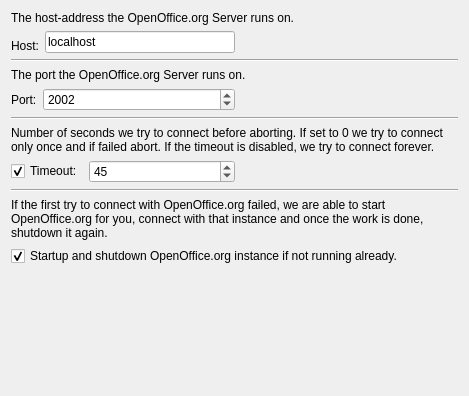
Before: the Qt Designer form kword/plugins/scripting/scripts/ooimportconfig.ui in KDE/calligra, drawn with Qt 5.
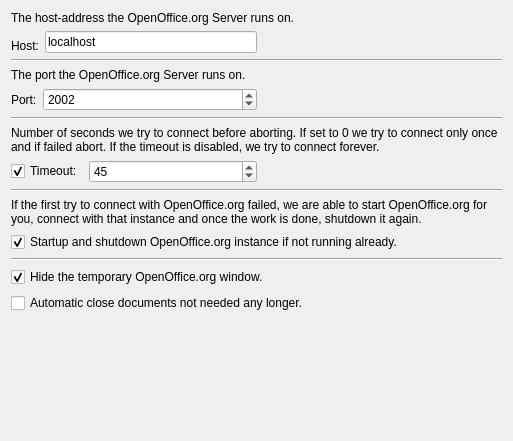
After: the same form once the commit is applied.

Commit message: Extended the functionality of the OpenOffice.org script. * split into a common part (oouno.py) which does all the uno-handling and the frontend (ooimport.py). * we are running the functionality that deals with UNO out of process now rather then embedding it all into the same process. It's slower but less crashes-prone.

```diff
--- a/kword/plugins/scripting/scripts/ooimportconfig.ui
+++ b/kword/plugins/scripting/scripts/ooimportconfig.ui
@@ -5,8 +5,8 @@
    <rect>
     <x>0</x>
     <y>0</y>
-    <width>469</width>
-    <height>396</height>
+    <width>513</width>
+    <height>441</height>
    </rect>
   </property>
   <layout class="QHBoxLayout" >
@@ -228,6 +228,30 @@
        </item>
       </layout>
      </item>
+     <item>
+      <widget class="Line" name="line_4" >
+       <property name="orientation" >
+        <enum>Qt::Horizontal</enum>
+       </property>
+      </widget>
+     </item>
+     <item>
+      <widget class="QCheckBox" name="hideClientCheckBox" >
+       <property name="text" >
+        <string>Hide the temporary OpenOffice.org window.</string>
+       </property>
+       <property name="checked" >
+        <bool>true</bool>
+       </property>
+      </widget>
+     </item>
+     <item>
+      <widget class="QCheckBox" name="autoCloseCheckBox" >
+       <property name="text" >
+        <string>Automatic close documents not needed any longer.</string>
+       </property>
+      </widget>
+     </item>
      <item>
       <spacer>
        <property name="orientation" >
@@ -235,8 +259,8 @@
        </property>
        <property name="sizeHint" >
         <size>
-         <width>20</width>
-         <height>40</height>
+         <width>484</width>
+         <height>41</height>
         </size>
        </property>
       </spacer>
```
Left out of the diff: 2 changed lines with no effect on the pictures. The commit also changes 5 other files.
